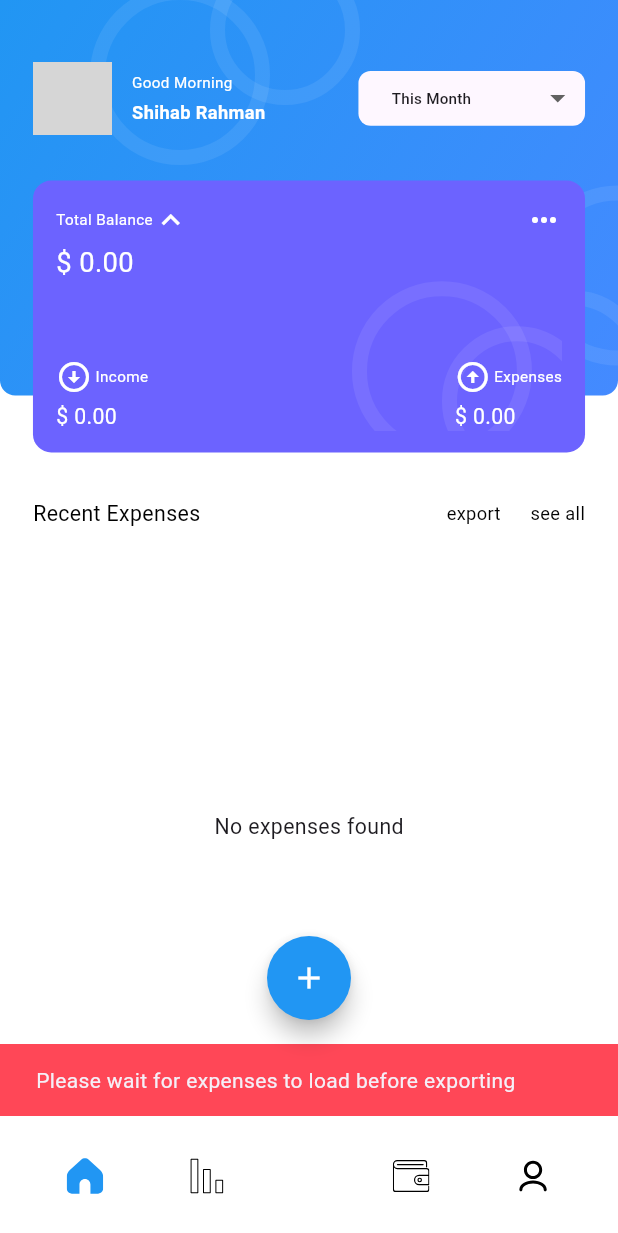
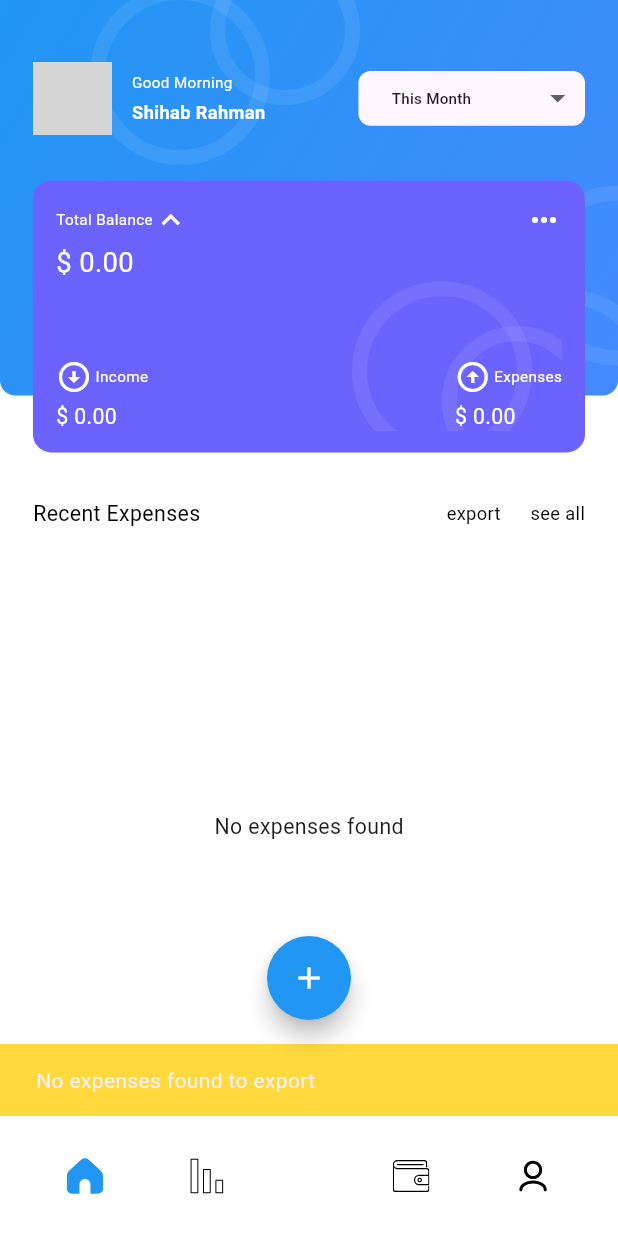
Before and after one commit to alaa556677/inovola_task, a Flutter app: the screen it shows after launch, after a tap on "export", on a phone screen of 412 x 824 dp. Shown: the top 1233 px of the screen. Run offline on Flutter 3.47's test engine with Material 3 defaults, Android fonts, the phone set to English and light mode, and no system bars; drawn by our look-alikes of cached_network_image; our stand-ins replace bloc, csv, dartz, dio, dropdown_button2, equatable and 11 more; accounts and stored records are empty; network calls fail; Roboto replaces fonts that are missing (Poppins); grey boxes are pictures that could not be loaded.

Commit message:
finish pdf

```diff
--- a/lib/features/dashboard/presentation/bloc/dashboard_bloc.dart
+++ b/lib/features/dashboard/presentation/bloc/dashboard_bloc.dart
@@ -2,6 +2,7 @@ import 'package:flutter_bloc/flutter_bloc.dart';
 import 'package:inovola_task/features/dashboard/presentation/bloc/dashboard_event.dart';
 import 'package:inovola_task/features/dashboard/presentation/bloc/dashboard_state.dart';
 import '../../../../core/services/cancel_token.dart';
+import '../../domain/entities/expense_entity.dart';
 import '../../domain/useCase/get_expense_useCase.dart';
 import '../../domain/useCase/get_expenses_summary_use_case.dart';
 
@@ -26,7 +27,9 @@ class DashboardBloc extends Bloc<DashboardEvents, DashboardStates>
       }
     });
   }
-
+////////////////////////////////////////////////////////////////////////////////
+  List<ExpenseEntity> expensesList = [];
+  String? filterType;
   Future<void> _handleGetAllExpenses(
       GetAllExpensesEvents event, Emitter<DashboardStates> emit) async {
     print('DashboardBloc: Loading expenses with filter: ${event.filterType}');
@@ -45,6 +48,8 @@ class DashboardBloc extends Bloc<DashboardEvents, DashboardStates>
         for (var expense in expenses) {
           print('DashboardBloc: Expense - ${expense.category}: ${expense.amount} ${expense.currency} on ${expense.date}');
         }
+        expensesList = expenses;
+        filterType = event.filterType ?? 'All';
         safeEmit(
             GetAllExpensesSuccess(
               expensesList: expenses,
--- a/lib/features/dashboard/presentation/pages/dashboard_screen.dart
+++ b/lib/features/dashboard/presentation/pages/dashboard_screen.dart
@@ -216,16 +216,13 @@ class _DashboardScreenState extends State<DashboardScreen> {
     final currentState = bloc.state;
 
     // Check if we have expenses data
-    if (currentState is GetAllExpensesSuccess) {
-      // Check if we also have summary data
-      if (currentState.expensesList.isNotEmpty) {
-        // Get summary data - we'll use default values if not available
+    if (bloc.expensesList.isNotEmpty) {
       double totalBalance = 0;
       double totalIncome = 0;
       double totalExpenses = 0;
 
       // Calculate basic summary from expenses if summary not loaded
-        for (final expense in currentState.expensesList) {
+      for (final expense in bloc.expensesList) {
         if (expense.type == 'income') {
           totalIncome += expense.convertedAmount;
         } else {
@@ -237,36 +234,29 @@ class _DashboardScreenState extends State<DashboardScreen> {
       showDialog(
         context: context,
         builder: (context) => ExportDialog(
-            expenses: currentState.expensesList,
-            filterType: currentState.currentFilter ?? 'All',
+          expenses: bloc.expensesList,
+          filterType: bloc.filterType ?? 'All',
           totalBalance: totalBalance,
           totalIncome: totalIncome,
           totalExpenses: totalExpenses,
         ),
       );
-      } else {
-        // No expenses to export
+    }else{
+      if (currentState is GetAllExpensesLoading) {
         ScaffoldMessenger.of(context).showSnackBar(
-          SnackBar(
+          const SnackBar(
+            content: Text('Please wait for expenses to load before exporting'),
+            backgroundColor: AppColors.warning,
+          ),
+        );
+      }else{
+        ScaffoldMessenger.of(context).showSnackBar(
+          const SnackBar(
             content: Text('No expenses found to export'),
             backgroundColor: AppColors.warning,
           ),
         );
       }
-    } else if (currentState is GetAllExpensesLoading) {
-      ScaffoldMessenger.of(context).showSnackBar(
-        SnackBar(
-          content: Text('Please wait for expenses to load before exporting'),
-          backgroundColor: AppColors.warning,
-        ),
-      );
-    } else {
-      ScaffoldMessenger.of(context).showSnackBar(
-        SnackBar(
-          content: Text('Please wait for expenses to load before exporting'),
-          backgroundColor: AppColors.error,
-        ),
-      );
     }
   }
 }
```
Also changed, not shown: 4 other files. Lines whose indentation alone changed are shown as unchanged.
